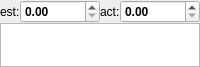
Qt form nodeLook.ui (hohehohe2/timeKeeper) before a commit.
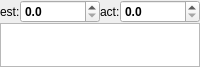
The same form after that commit.

```diff
--- a/nodeLook.ui
+++ b/nodeLook.ui
@@ -58,6 +58,9 @@
          <bold>true</bold>
         </font>
        </property>
+       <property name="decimals">
+        <number>1</number>
+       </property>
        <property name="maximum">
         <double>100000.000000000000000</double>
        </property>
@@ -99,6 +102,9 @@
        <property name="prefix">
         <string/>
        </property>
+       <property name="decimals">
+        <number>1</number>
+       </property>
        <property name="maximum">
         <double>100000.000000000000000</double>
        </property>
```
